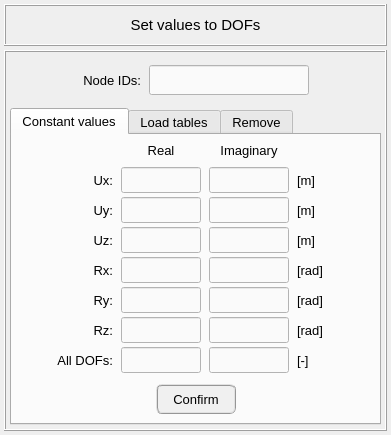
Old version of the form pulse/interface/ui_files/model/setup/structural/dof_input.ui in the repository open-pulse/OpenPulse.
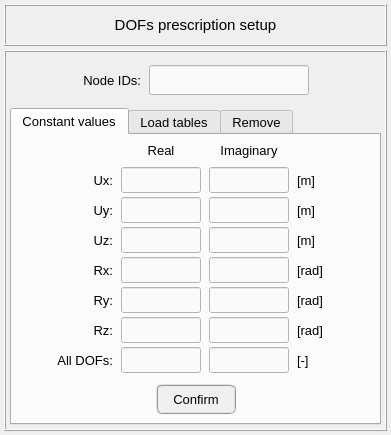
New version of the form. Icons and pictures are not drawn.

```diff
--- a/pulse/interface/ui_files/model/setup/structural/dof_input.ui
+++ b/pulse/interface/ui_files/model/setup/structural/dof_input.ui
@@ -2415,7 +2415,7 @@
          <enum>QFrame::Raised</enum>
         </property>
         <property name="text">
-         <string>Set values to DOFs</string>
+         <string>DOFs prescription setup</string>
         </property>
         <property name="textFormat">
          <enum>Qt::AutoText</enum>
```
Left out of the diff: 2 changed lines with no effect on the pictures.
